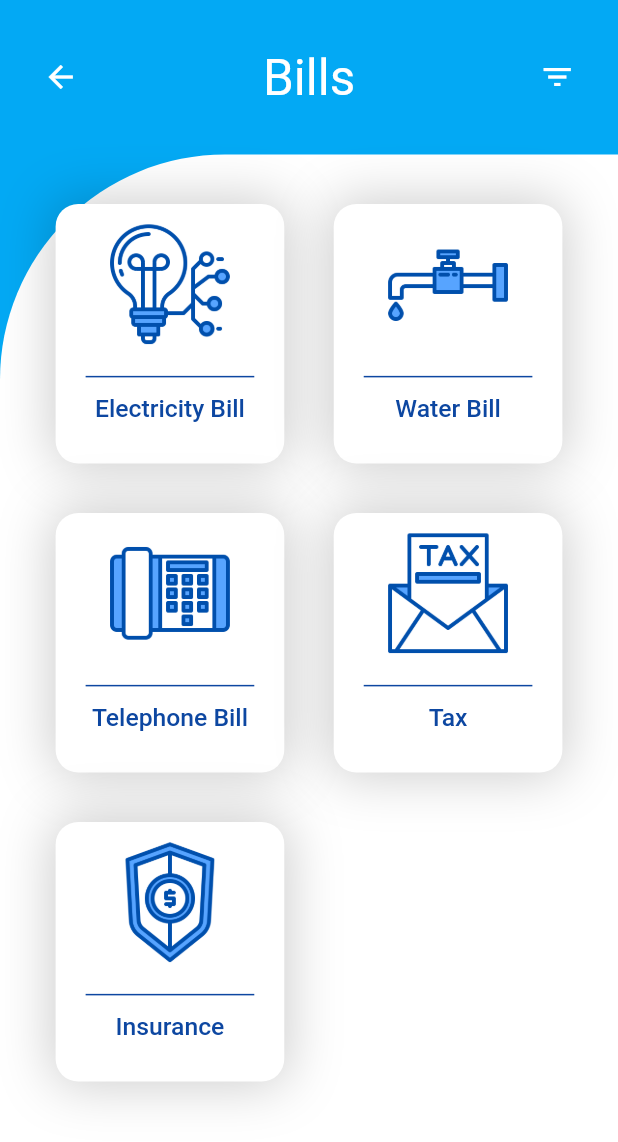
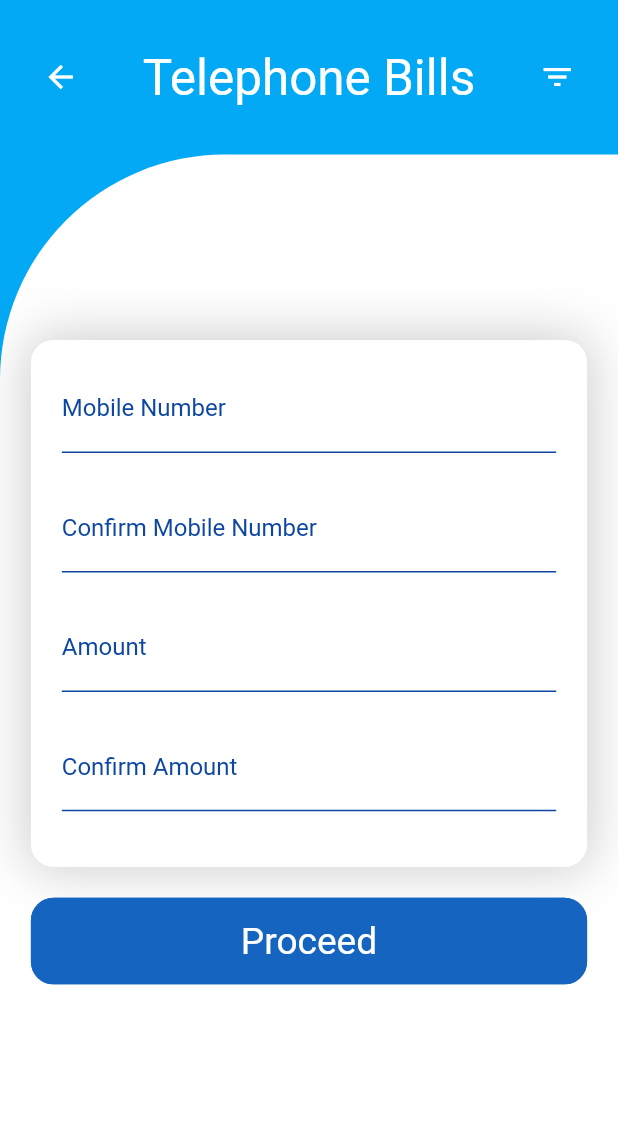
Before and after one commit to chanakaCP/wave-mobile-app, a Flutter app: the BillScreen screen opened directly, after a tap on "Telephone Bill", on a phone screen of 412 x 824 dp. Shown: the top 1142 px of the screen. Run offline on Flutter 3.47's test engine with Material 2 defaults, Android fonts, the phone set to English and light mode, and no system bars; our stand-ins replace cloud_firestore, file_picker, firebase_auth, firebase_core, firebase_storage, get and 1 more; missing offline and left inert: awesome_card, credit_card_input_form; accounts and stored records are empty.

Commit message:
ADD: bill category ui

```diff
--- a/lib/screens/Features/Home/Bills/BillScreenView.dart
+++ b/lib/screens/Features/Home/Bills/BillScreenView.dart
@@ -35,7 +35,7 @@ class BillScreen extends StatelessWidget {
                               title: topic.title,
                               imageURL: topic.imageURL,
                               callback: () {
-                                print(topic.idetifier + "  Clicked");
+                                Get.to(topic.callback);
                               },
                             ))
                         .toList(),
--- /dev/null
+++ b/lib/screens/Features/Home/Bills/ElectriBills/ElectricBillScreenViewModel.dart
@@ -0,0 +1,6 @@
+import 'package:flutter/widgets.dart';
+import 'package:wave_mobile_app/Services/AuthService.dart';
+
+class ElectricBillScreenViewModel extends ChangeNotifier {
+  final AuthService authService = AuthService();
+}
--- /dev/null
+++ b/lib/screens/Features/Home/Bills/Insurance Bills/InsuranceBillScreenViewModel.dart
@@ -0,0 +1,6 @@
+import 'package:flutter/widgets.dart';
+import 'package:wave_mobile_app/Services/AuthService.dart';
+
+class InsuranceBillScreenViewModel extends ChangeNotifier {
+  final AuthService authService = AuthService();
+}
--- /dev/null
+++ b/lib/screens/Features/Home/Bills/Tax Bills/TaxBillScreenViewModel.dart
@@ -0,0 +1,6 @@
+import 'package:flutter/widgets.dart';
+import 'package:wave_mobile_app/Services/AuthService.dart';
+
+class TaxBillScreenViewModel extends ChangeNotifier {
+  final AuthService authService = AuthService();
+}
--- /dev/null
+++ b/lib/screens/Features/Home/Bills/Telephone Bill/PhoneBillScreenView.dart
@@ -0,0 +1,130 @@
+import 'package:flutter/material.dart';
+import 'package:get/get.dart';
+import 'package:stacked/stacked.dart';
+import 'package:wave_mobile_app/Shared/SizeConfig.dart';
+import 'package:wave_mobile_app/screens/CustomWidgets/CustomButton.dart';
+import 'package:wave_mobile_app/screens/CustomWidgets/CustomLoading.dart';
+import 'package:wave_mobile_app/screens/CustomWidgets/CustomPageView.dart';
+import 'package:wave_mobile_app/screens/CustomWidgets/CustomRawInputField.dart';
+import 'package:wave_mobile_app/screens/CustomWidgets/CustomText.dart';
+import 'package:wave_mobile_app/screens/Features/Home/Bills/Telephone%20Bill/PhoneBillScreenViewModel.dart';
+
+// ignore: must_be_immutable
+class PhoneBillScreen extends StatelessWidget {
+  double blockHeight = SizeConfig.safeBlockVertical;
+  double blockWidth = SizeConfig.safeBlockHorizontal;
+
+  @override
+  Widget build(BuildContext context) {
+    return ViewModelBuilder<PhoneBillScreenViewModel>.reactive(
+      viewModelBuilder: () => PhoneBillScreenViewModel(),
+      builder: (_, model, child) {
+        return SafeArea(
+          child: Scaffold(
+            body: CustomPageView(
+              title: "Telephone Bills",
+              callbackHead: () {
+                Get.back();
+              },
+              callbackTail: () async {
+                await model.authService.signOut();
+              },
+              childWidget: SingleChildScrollView(
+                child: Container(
+                  padding: EdgeInsets.symmetric(
+                    vertical: blockHeight * 15,
+                    horizontal: blockWidth * 5,
+                  ),
+                  child: Form(
+                    key: model.formKey,
+                    child: Column(
+                      children: [
+                        Container(
+                          padding: EdgeInsets.symmetric(
+                            vertical: blockHeight * 2,
+                            horizontal: blockWidth * 5,
+                          ),
+                          decoration: BoxDecoration(
+                            color: Colors.white,
+                            boxShadow: [
+                              BoxShadow(
+                                color: Colors.black.withOpacity(0.2),
+                                blurRadius: 30,
+                                spreadRadius: 2,
+                              )
+                            ],
+                            borderRadius: BorderRadius.circular(15.0),
+                          ),
+                          child: Column(
+                            children: [
+                              CustomRawInputField(
+                                labeText: "Mobile Number",
+                                isPass: false,
+                                fieldController: model.mobileController,
+                                inputType: TextInputType.number,
+                              ),
+                              SizedBox(height: blockHeight * 2.5),
+                              CustomRawInputField(
+                                labeText: "Confirm Mobile Number",
+                                isPass: false,
+                                fieldController: model.confirmMobileController,
+                                inputType: TextInputType.number,
+                              ),
+                              SizedBox(height: blockHeight * 2.5),
+                              CustomRawInputField(
+                                labeText: "Amount",
+                                isPass: false,
+                                fieldController: model.amountController,
+                                inputType: TextInputType.number,
+                              ),
+                              SizedBox(height: blockHeight * 2.5),
+                              CustomRawInputField(
+                                labeText: "Confirm Amount",
+                                isPass: false,
+                                fieldController: model.confirmAmountController,
+                                inputType: TextInputType.number,
+                              ),
+                              SizedBox(height: blockHeight * 2.5),
+                            ],
+                          ),
+                        ),
+                        SizedBox(height: blockHeight * 2.5),
+                        CustomButton(
+                          title: "Proceed",
+                          bgColor: Colors.blue[800],
+                          textColor: Colors.white,
+                          callback: () {
+                            model.onClickProceed();
+                          },
+                        ),
+                        SizedBox(height: blockHeight * 1.5),
+                        (model.isError == true)
+                            ? CustomText(
+                                text: model.error,
+                                color: Colors.red,
+                                size: blockWidth * 4,
+                              )
+                            : Container(),
+                        (model.isSuccess == true)
+                            ? CustomText(
+                                text: "Successfully Message",
+                                color: Colors.green,
+                                size: blockWidth * 4,
+                              )
+                            : Container(),
+                        SizedBox(height: blockHeight * 3.5),
+                        (model.isLoading == false)
+                            ? Container()
+                            : CustomLoading(),
+                      ],
+                    ),
+                  ),
+                ),
+              ),
+            ),
+          ),
+        );
+      },
+    );
+  }
+}
--- /dev/null
+++ b/lib/screens/Features/Home/Bills/Telephone Bill/PhoneBillScreenViewModel.dart
@@ -0,0 +1,50 @@
+import 'package:flutter/widgets.dart';
+import 'package:wave_mobile_app/Services/AuthService.dart';
+
+class PhoneBillScreenViewModel extends ChangeNotifier {
+  final AuthService authService = AuthService();
+
+  final formKey = GlobalKey<FormState>();
+  final mobileController = TextEditingController();
+  final confirmMobileController = TextEditingController();
+  final amountController = TextEditingController();
+  final confirmAmountController = TextEditingController();
+
+  bool isError = false;
+  bool isLoading = false;
+  bool isSuccess = false;
+  String error = '';
+
+  void initialise() {
+    mobileController.text = "";
+    confirmMobileController.text = "";
+    amountController.text = "";
+    confirmAmountController.text = "";
+    notifyListeners();
+  }
+
+  onClickProceed() async {
+    if (formKey.currentState.validate()) {
+      isLoading = true;
+      isError = false;
+
+      if (mobileController.text != confirmMobileController.text) {
+        isLoading = false;
+        isError = true;
+        error = "Mobile number doesn't match";
+      } else if (amountController.text != confirmAmountController.text) {
+        isLoading = false;
+        isError = true;
+        error = "Amount doesn't match";
+      } else {
+        isLoading = false;
+        isSuccess = true;
+        mobileController.text = "";
+        confirmMobileController.text = "";
+        amountController.text = "";
+        confirmAmountController.text = "";
+      }
+      notifyListeners();
+    }
+  }
+}
--- /dev/null
+++ b/lib/screens/Features/Home/Bills/WaterBIll/WaterBillScreenViewModel.dart
@@ -0,0 +1,6 @@
+import 'package:flutter/widgets.dart';
+import 'package:wave_mobile_app/Services/AuthService.dart';
+
+class WaterBillScreenViewModel extends ChangeNotifier {
+  final AuthService authService = AuthService();
+}
--- a/lib/screens/Features/Home/HomeScreenView.dart
+++ b/lib/screens/Features/Home/HomeScreenView.dart
@@ -27,7 +27,6 @@ class HomeScreen extends StatelessWidget {
                         title: topic.title,
                         imageURL: topic.imageURL,
                         callback: () {
-                          print(topic.idetifier + "  Clicked");
                           Get.to(topic.callback);
                         },
                       ))
```
Also changed, not shown: lib/screens/Features/Home/Bills/BillScreenViewModel.dart (+10 -0 lines), lib/screens/Features/Home/Bills/ElectriBills/ElectricBillScreenView.dart (added, +34 -0 lines), lib/screens/Features/Home/Bills/Insurance Bills/InsuranceBillScreenView.dart (added, +34 -0 lines), lib/screens/Features/Home/Bills/Tax Bills/TaxBillScreenView.dart (added, +34 -0 lines), lib/screens/Features/Home/Bills/WaterBIll/WaterBillScreenView.dart (added, +34 -0 lines), 1 other file.
